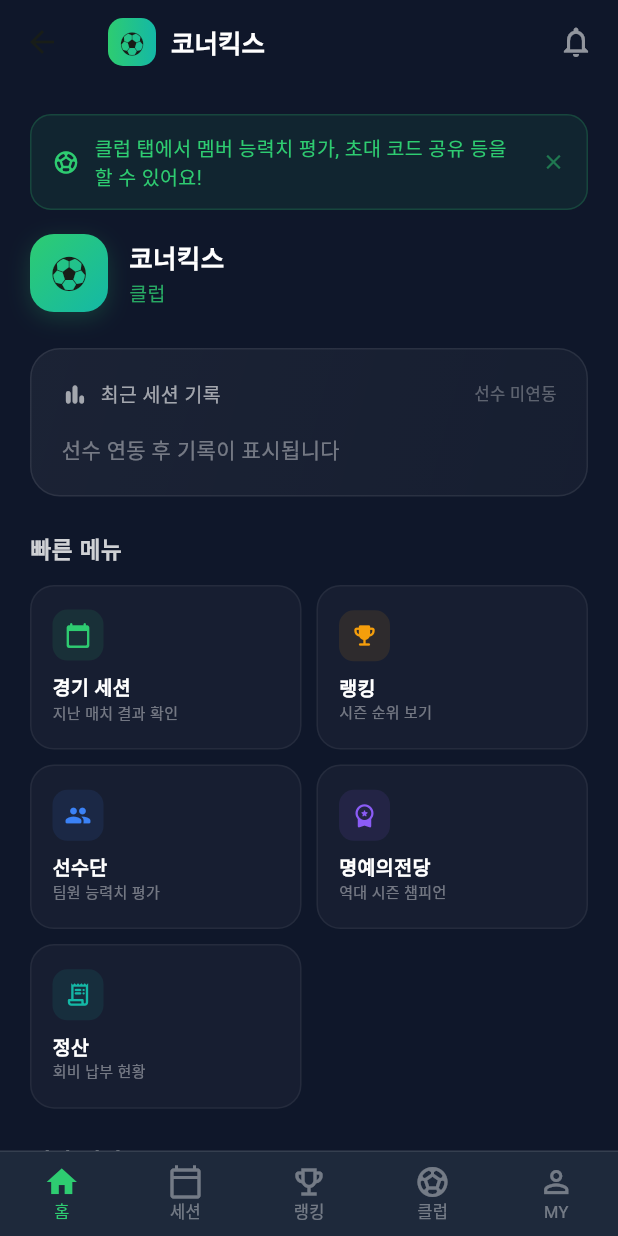
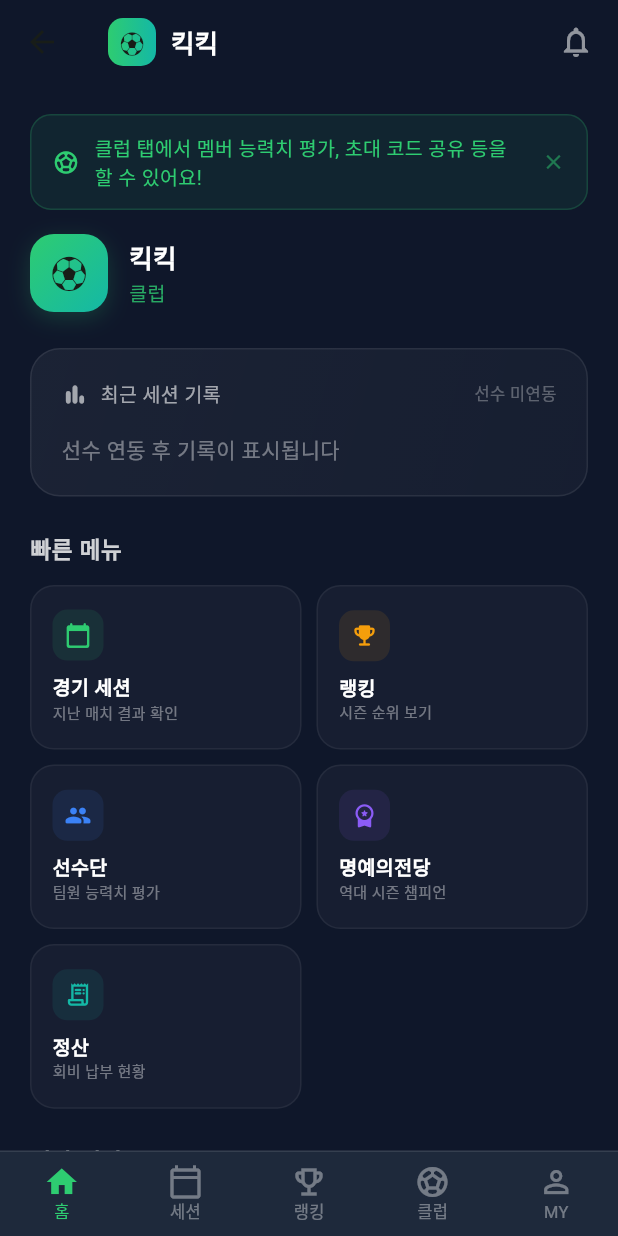
Before and after one commit to dlehdeod1/newcornerkicks, a Flutter app: the MainShell screen opened directly, on a phone screen of 412 x 824 dp. Run offline on Flutter 3.47's test engine with Material 3 defaults, Android fonts, the phone set to English and light mode, and no system bars; our stand-ins replace google_sign_in, share_plus, shared_preferences; accounts and stored records are empty; network calls fail.

Commit message:
chore: 앱 이름 코너킥스 → 킥킥(KickKick)으로 변경
- MaterialApp title, 로그인 화면, 앱바 기본값
- Android label, iOS CFBundleDisplayName
- pubspec.yaml name → kickkick_app
- 해시태그 #코너킥스 → #킥킥
- 힌트 텍스트 예시 업데이트

Co-Authored-By: Claude Opus 4.6 <noreply@anthropic.com>

```diff
--- a/app/lib/main.dart
+++ b/app/lib/main.dart
@@ -11,18 +11,18 @@ void main() {
   runApp(
     ChangeNotifierProvider(
       create: (_) => AuthService()..init(),
-      child: const CornerKicksApp(),
+      child: const KickKickApp(),
     ),
   );
 }
 
-class CornerKicksApp extends StatelessWidget {
-  const CornerKicksApp({super.key});
+class KickKickApp extends StatelessWidget {
+  const KickKickApp({super.key});
 
   @override
   Widget build(BuildContext context) {
     return MaterialApp(
-      title: '코너킥스',
+      title: '킥킥',
       debugShowCheckedModeBanner: false,
       themeMode: ThemeMode.system,
       // 라이트 모드
--- a/app/lib/screens/admin_club_settings_screen.dart
+++ b/app/lib/screens/admin_club_settings_screen.dart
@@ -323,7 +323,7 @@ class _AdminClubSettingsScreenState extends State<AdminClubSettingsScreen> {
           _buildTextField(
             controller: _nameCtrl,
             label: '클럽 이름',
-            hint: '예: 코너킥스 FC',
+            hint: '예: 킥킥 FC',
             icon: Icons.group_rounded,
           ),
           const SizedBox(height: 14),
--- a/app/lib/screens/club_onboarding_screen.dart
+++ b/app/lib/screens/club_onboarding_screen.dart
@@ -298,7 +298,7 @@ class _CreateTabState extends State<_CreateTab> {
         crossAxisAlignment: CrossAxisAlignment.start,
         children: [
           const SizedBox(height: 24),
-          _buildInput(controller: _nameCtrl, label: '클럽 이름', hint: '예: 코너킥스 FC'),
+          _buildInput(controller: _nameCtrl, label: '클럽 이름', hint: '예: 킥킥 FC'),
           const SizedBox(height: 16),
           // 클럽 ID
           Column(
@@ -324,7 +324,7 @@ class _CreateTabState extends State<_CreateTab> {
                         _checkSlug(cleaned);
                       },
                       decoration: InputDecoration(
-                        hintText: '예: cornerkicks',
+                        hintText: '예: kickkick',
                         hintStyle: TextStyle(color: Colors.white.withAlpha(77)),
                         filled: true,
                         fillColor: Colors.white.withAlpha(10),
--- a/app/lib/screens/club_selector_screen.dart
+++ b/app/lib/screens/club_selector_screen.dart
@@ -474,11 +474,11 @@ class _CreateModalState extends State<_CreateModal> {
         children: [
           const Text('클럽 만들기', style: TextStyle(fontSize: 18, fontWeight: FontWeight.bold, color: Colors.white)),
           const SizedBox(height: 16),
-          _field(controller: _nameCtrl, hint: '클럽 이름 (예: 코너킥스 FC)'),
+          _field(controller: _nameCtrl, hint: '클럽 이름 (예: 킥킥 FC)'),
           const SizedBox(height: 10),
           _field(
             controller: _slugCtrl,
-            hint: '클럽 ID (예: cornerkicks)',
+            hint: '클럽 ID (예: kickkick)',
             suffixIcon: _slugStatus == 'available'
                 ? const Icon(Icons.check_circle, color: AppColors.primary, size: 18)
                 : _slugStatus == 'taken'
--- a/app/lib/screens/home_screen.dart
+++ b/app/lib/screens/home_screen.dart
@@ -150,7 +150,7 @@ class _HomeScreenState extends State<HomeScreen> {
                     crossAxisAlignment: CrossAxisAlignment.start,
                     children: [
                       Text(
-                        player != null ? '안녕하세요, ${player['name']}님!' : (auth.user?['username'] ?? '코너킥스'),
+                        player != null ? '안녕하세요, ${player['name']}님!' : (auth.user?['username'] ?? '킥킥'),
                         style: const TextStyle(fontSize: 17, fontWeight: FontWeight.bold, color: Colors.white),
                       ),
                       const SizedBox(height: 2),
--- a/app/lib/screens/login_screen.dart
+++ b/app/lib/screens/login_screen.dart
@@ -134,7 +134,7 @@ class _LoginScreenState extends State<LoginScreen> with SingleTickerProviderStat
                     child: const Center(child: Text('⚽', style: TextStyle(fontSize: 36))),
                   ),
                   const SizedBox(height: 20),
-                  const Text('CornerKicks', style: TextStyle(fontSize: 26, fontWeight: FontWeight.bold, color: Colors.white)),
+                  const Text('KickKick', style: TextStyle(fontSize: 26, fontWeight: FontWeight.bold, color: Colors.white)),
                   const SizedBox(height: 4),
                   Text('풋살 동호회 관리 플랫폼', style: TextStyle(fontSize: 13, color: Colors.white.withAlpha(128))),
                   const SizedBox(height: 32),
--- a/app/lib/screens/main_shell.dart
+++ b/app/lib/screens/main_shell.dart
@@ -141,7 +141,7 @@ class _MainShellState extends State<MainShell> {
   @override
   Widget build(BuildContext context) {
     final auth = context.watch<AuthService>();
-    final clubName = auth.club?['name'] ?? '코너킥스';
+    final clubName = auth.club?['name'] ?? '킥킥';
     final hasMultiClubs = auth.clubs.length > 1;
 
     return Scaffold(
--- a/app/lib/screens/match_result_popup.dart
+++ b/app/lib/screens/match_result_popup.dart
@@ -257,7 +257,7 @@ class _MatchResultDialogState extends State<_MatchResultDialog> {
       }
     }
     buf.writeln();
-    buf.write('#코너킥스 #풋살 #경기결과');
+    buf.write('#킥킥 #풋살 #경기결과');
     return buf.toString();
   }
 
@@ -549,7 +549,7 @@ class _MatchResultCard extends StatelessWidget {
                   border: Border.all(color: AppColors.primary.withAlpha(40)),
                 ),
                 child: Text(
-                  '#코너킥스  #풋살  #경기결과',
+                  '#킥킥  #풋살  #경기결과',
                   style: TextStyle(fontSize: 11, color: AppColors.primary.withAlpha(179)),
                 ),
               ),
--- a/app/lib/screens/session_detail_screen.dart
+++ b/app/lib/screens/session_detail_screen.dart
@@ -256,7 +256,7 @@ class _SessionDetailScreenState extends State<SessionDetailScreen> with SingleTi
     final s = _session!;
     final date = s['session_date'] ?? '';
     final dow = _dayOfWeek(date);
-    final title = s['title'] ?? '코너킥스 정기 풋살';
+    final title = s['title'] ?? '정기 풋살';
     final status = s['status'] ?? 'closed';
 
     Color statusColor;
--- a/app/lib/theme/app_colors.dart
+++ b/app/lib/theme/app_colors.dart
@@ -1,6 +1,6 @@
 import 'package:flutter/material.dart';
 
-/// 코너킥스 앱 공통 컬러 상수
+/// 킥킥 앱 공통 컬러 상수
 /// 웹(#2ECC71)과 브랜드 컬러 통일
 class AppColors {
   AppColors._();
--- a/app/pubspec.yaml
+++ b/app/pubspec.yaml
@@ -1,4 +1,4 @@
-name: cornerkicks_app
+name: kickkick_app
 description: "A new Flutter project."
 # The following line prevents the package from being accidentally published to
 # pub.dev using `flutter pub publish`. This is preferred for private packages.
```
Also changed, not shown: 2 other files.
